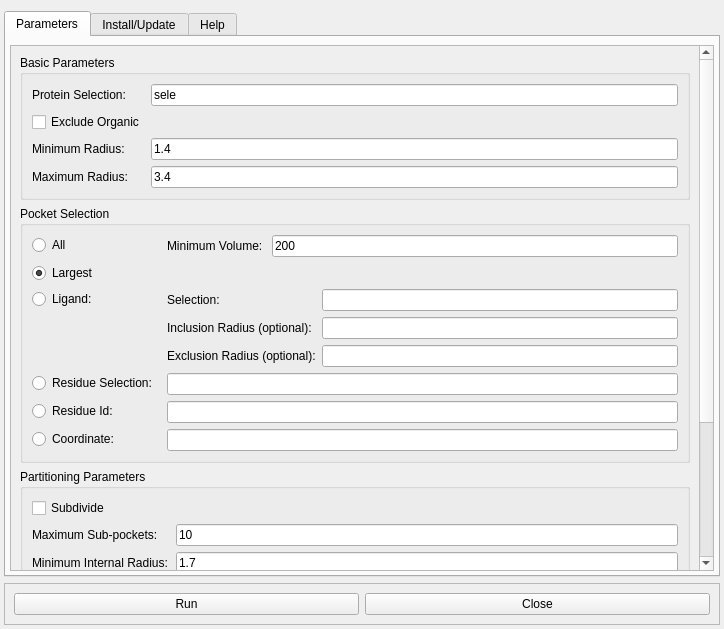
Old version of the form pyvol_plugin/pyvolgui.ui in the repository schlessinger-lab/pyvol.
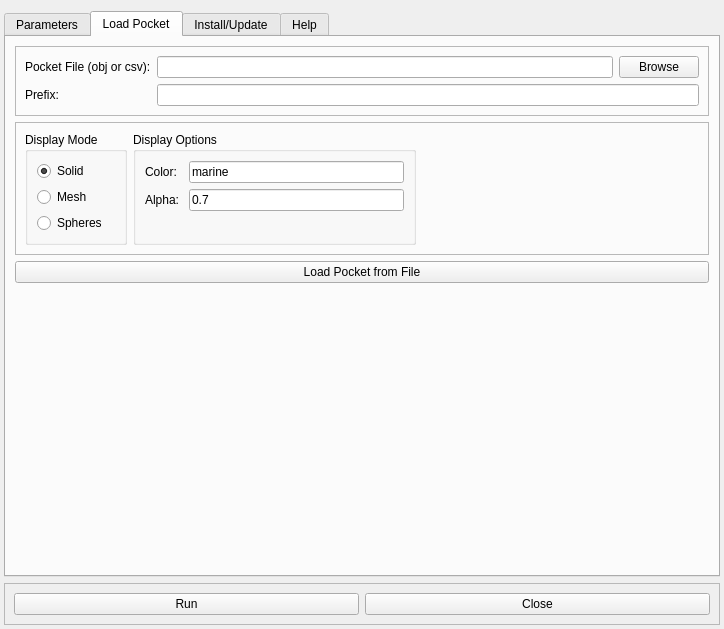
New version of the form. The open tabs and pages were chosen to show the change.

Commit message: fixed gui bugs and add a tab to load saved pocket files

The edit to the form file:
```diff
--- a/pyvol_plugin/pyvolgui.ui
+++ b/pyvol_plugin/pyvolgui.ui
@@ -57,9 +57,9 @@
           <property name="geometry">
            <rect>
             <x>0</x>
-            <y>-136</y>
+            <y>0</y>
             <width>688</width>
-            <height>777</height>
+            <height>787</height>
            </rect>
           </property>
           <layout class="QVBoxLayout" name="verticalLayout_5">
@@ -130,9 +130,32 @@
              <property name="title">
               <string>Pocket Selection</string>
              </property>
-             <layout class="QVBoxLayout" name="verticalLayout_3">
-              <item>
-               <layout class="QFormLayout" name="formLayout_2">
+             <layout class="QFormLayout" name="formLayout_13">
+              <item row="0" column="0">
+               <widget class="QRadioButton" name="all_rbutton">
+                <property name="text">
+                 <string>All</string>
+                </property>
+               </widget>
+              </item>
+              <item row="0" column="1">
+               <layout class="QFormLayout" name="formLayout_3">
+                <item row="0" column="1">
+                 <widget class="QLineEdit" name="min_volume_ledit">
+                  <property name="text">
+                   <string>200</string>
+                  </property>
+                 </widget>
+                </item>
+                <item row="0" column="0">
+                 <widget class="QLabel" name="min_volume_label">
+                  <property name="text">
+                   <string>Minimum Volume: </string>
+                  </property>
+                 </widget>
+                </item>
+               </layout>
+              </item>
                 <item row="1" column="0">
                  <widget class="QRadioButton" name="largest_rbutton">
                   <property name="text">
@@ -184,52 +207,21 @@
                   </item>
                  </layout>
                 </item>
-                <item row="3" column="0">
+              <item row="5" column="0">
                  <widget class="QRadioButton" name="residue_rbutton">
                   <property name="text">
                    <string>Residue Selection: </string>
                   </property>
                  </widget>
                 </item>
-                <item row="3" column="1">
-                 <widget class="QLineEdit" name="residue_sele_ledit"/>
-                </item>
-                <item row="4" column="0">
+              <item row="6" column="0">
                  <widget class="QRadioButton" name="resid_rbutton">
                   <property name="text">
                    <string>Residue Id: </string>
                   </property>
                  </widget>
                 </item>
-                <item row="4" column="1">
-                 <widget class="QLineEdit" name="resid_ledit"/>
-                </item>
-                <item row="0" column="1">
-                 <layout class="QFormLayout" name="formLayout_3">
-                  <item row="0" column="0">
-                   <widget class="QLabel" name="min_volume_label">
-                    <property name="text">
-                     <string>Minimum Volume: </string>
-                    </property>
-                   </widget>
-                  </item>
-                  <item row="0" column="1">
-                   <widget class="QLineEdit" name="min_volume_ledit">
-                    <property name="text">
-                     <string>200</string>
-                    </property>
-                   </widget>
-                  </item>
-                 </layout>
-                </item>
-                <item row="0" column="0">
-                 <widget class="QRadioButton" name="all_rbutton">
-                  <property name="text">
-                   <string>All</string>
-                  </property>
-                 </widget>
-                </item>
-                <item row="5" column="0">
+              <item row="7" column="0">
                  <widget class="QRadioButton" name="coordinate_rbutton">
                   <property name="text">
                    <string>Coordinate: </string>
@@ -237,9 +229,13 @@
                  </widget>
                 </item>
                 <item row="5" column="1">
+               <widget class="QLineEdit" name="residue_sele_ledit"/>
+              </item>
+              <item row="7" column="1">
                  <widget class="QLineEdit" name="coordinate_ledit"/>
                 </item>
-               </layout>
+              <item row="6" column="1">
+               <widget class="QLineEdit" name="resid_ledit"/>
               </item>
              </layout>
             </widget>
@@ -419,6 +415,171 @@
        </item>
       </layout>
      </widget>
+     <widget class="QWidget" name="load_tab">
+      <attribute name="title">
+       <string>Load Pocket</string>
+      </attribute>
+      <layout class="QVBoxLayout" name="verticalLayout_3">
+       <item>
+        <widget class="QFrame" name="frame">
+         <property name="frameShape">
+          <enum>QFrame::StyledPanel</enum>
+         </property>
+         <property name="frameShadow">
+          <enum>QFrame::Raised</enum>
+         </property>
+         <layout class="QFormLayout" name="formLayout_2">
+          <item row="0" column="0">
+           <widget class="QLabel" name="pocket_file_label">
+            <property name="text">
+             <string>Pocket File (obj or csv):</string>
+            </property>
+           </widget>
+          </item>
+          <item row="0" column="1">
+           <layout class="QHBoxLayout" name="horizontalLayout_7">
+            <item>
+             <widget class="QLineEdit" name="pocket_file_ledit"/>
+            </item>
+            <item>
+             <widget class="QPushButton" name="browse_button">
+              <property name="text">
+               <string>Browse</string>
+              </property>
+             </widget>
+            </item>
+           </layout>
+          </item>
+          <item row="1" column="0">
+           <widget class="QLabel" name="load_prefix_label">
+            <property name="text">
+             <string>Prefix: </string>
+            </property>
+           </widget>
+          </item>
+          <item row="1" column="1">
+           <widget class="QLineEdit" name="load_prefix_ledit"/>
+          </item>
+         </layout>
+        </widget>
+       </item>
+       <item>
+        <widget class="QFrame" name="display_frame_2">
+         <property name="frameShape">
+          <enum>QFrame::StyledPanel</enum>
+         </property>
+         <property name="frameShadow">
+          <enum>QFrame::Raised</enum>
+         </property>
+         <layout class="QHBoxLayout" name="horizontalLayout_6">
+          <item>
+           <widget class="QGroupBox" name="display_mode_box_3">
+            <property name="title">
+             <string>Display Mode</string>
+            </property>
+            <layout class="QVBoxLayout" name="verticalLayout_11">
+             <item>
+              <widget class="QRadioButton" name="load_solid_rbutton">
+               <property name="text">
+                <string>Solid</string>
+               </property>
+               <property name="checked">
+                <bool>true</bool>
+               </property>
+              </widget>
+             </item>
+             <item>
+              <widget class="QRadioButton" name="load_mesh_rbutton">
+               <property name="text">
+                <string>Mesh</string>
+               </property>
+              </widget>
+             </item>
+             <item>
+              <widget class="QRadioButton" name="load_spheres_rbutton">
+               <property name="text">
+                <string>Spheres</string>
+               </property>
+              </widget>
+             </item>
+            </layout>
+           </widget>
+          </item>
+          <item>
+           <widget class="QGroupBox" name="display_options_box_3">
+            <property name="title">
+             <string>Display Options</string>
+            </property>
+            <layout class="QFormLayout" name="formLayout_11">
+             <item row="0" column="0">
+              <widget class="QLabel" name="load_color_label">
+               <property name="text">
+                <string>Color:</string>
+               </property>
+              </widget>
+             </item>
+             <item row="0" column="1">
+              <widget class="QLineEdit" name="load_color_ledit">
+               <property name="text">
+                <string>marine</string>
+               </property>
+              </widget>
+             </item>
+             <item row="1" column="0">
+              <widget class="QLabel" name="load_alpha_label">
+               <property name="text">
+                <string>Alpha: </string>
+               </property>
+              </widget>
+             </item>
+             <item row="1" column="1">
+              <widget class="QLineEdit" name="load_alpha_ledit">
+               <property name="text">
+                <string>0.7</string>
+               </property>
+              </widget>
+             </item>
+            </layout>
+           </widget>
+          </item>
+          <item>
+           <spacer name="horizontalSpacer">
+            <property name="orientation">
+             <enum>Qt::Horizontal</enum>
+            </property>
+            <property name="sizeHint" stdset="0">
+             <size>
+              <width>40</width>
+              <height>20</height>
+             </size>
+            </property>
+           </spacer>
+          </item>
+         </layout>
+        </widget>
+       </item>
+       <item>
+        <widget class="QPushButton" name="load_button">
+         <property name="text">
+          <string>Load Pocket from File</string>
+         </property>
+        </widget>
+       </item>
+       <item>
+        <spacer name="verticalSpacer">
+         <property name="orientation">
+          <enum>Qt::Vertical</enum>
+         </property>
+         <property name="sizeHint" stdset="0">
+          <size>
+           <width>20</width>
+           <height>40</height>
+          </size>
+         </property>
+        </spacer>
+       </item>
+      </layout>
+     </widget>
      <widget class="QWidget" name="install_tab">
       <attribute name="title">
        <string notr="true">Install/Update</string>
```
Lines whose indentation alone changed are shown as unchanged. The commit also changes 7 other files.
